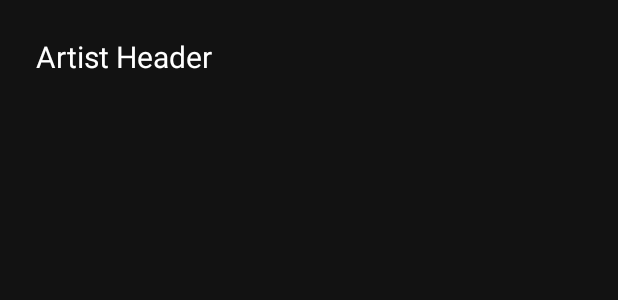
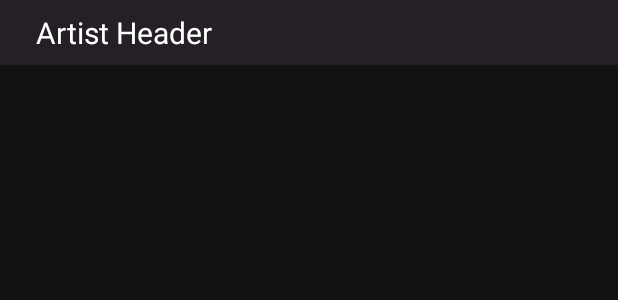
Before and after one commit to Sammy-T/CloudPlayer, an Android app: the layout artist_header_item.xml on its own in the app's theme, with its tools: preview values and no code run, on a phone screen of 412 x 824 dp. Shown: the top 300 px of the screen. Run offline under Robolectric (Android 15) with nearby library versions, the phone set to English and light mode, and no system bars.

Commit message:
Added Sticky Headers & view switcher animation to Artist fragment

```diff
--- a/app/build.gradle
+++ b/app/build.gradle
@@ -30,17 +30,20 @@ dependencies {
     implementation 'androidx.appcompat:appcompat:1.0.2'
     implementation 'androidx.constraintlayout:constraintlayout:1.1.3'
     implementation 'androidx.recyclerview:recyclerview:1.0.0'
-    implementation 'androidx.media2:media2-exoplayer:1.0.0-rc01'
+//    implementation 'androidx.media2:media2-exoplayer:1.0.0-rc01'
+    implementation 'androidx.media2:media2-exoplayer:1.0.0-rc02'
     implementation 'androidx.legacy:legacy-support-v4:1.0.0'
     implementation "com.google.android.material:material:1.1.0-alpha09"
 
     implementation 'com.squareup.picasso:picasso:2.71828'
     implementation 'com.github.bogerchan:Nier-Visualizer:v0.1.3'
+    implementation 'com.github.qiujayen:sticky-layoutmanager:1.0.1'
 
     implementation 'androidx.vectordrawable:vectordrawable:1.0.1'
     implementation 'androidx.navigation:navigation-fragment:2.0.0'
     implementation 'androidx.navigation:navigation-ui:2.0.0'
     implementation 'androidx.lifecycle:lifecycle-extensions:2.0.0'
+
     testImplementation 'junit:junit:4.12'
     androidTestImplementation 'com.android.support.test:runner:1.0.2'
     androidTestImplementation 'com.android.support.test.espresso:espresso-core:3.0.2'
--- a/app/src/main/res/layout/artist_header_item.xml
+++ b/app/src/main/res/layout/artist_header_item.xml
@@ -4,6 +4,9 @@
     android:id="@+id/artist_header_item_title"
     android:layout_width="match_parent"
     android:layout_height="wrap_content"
-    android:padding="24dp"
+    android:padding="8dp"
+    android:paddingStart="24dp"
+    android:paddingEnd="24dp"
+    android:background="@color/colorHeader"
     android:textSize="20sp"
     android:text="Artist Header" />
--- a/app/src/main/res/layout/artist_item.xml
+++ b/app/src/main/res/layout/artist_item.xml
@@ -4,6 +4,7 @@
     android:id="@+id/artist_item"
     android:layout_width="match_parent"
     android:layout_height="wrap_content"
+    android:layout_marginBottom="6dp"
     android:orientation="horizontal"
     android:gravity="center">
     <ImageView
--- a/app/src/main/res/layout/artists_content_selection.xml
+++ b/app/src/main/res/layout/artists_content_selection.xml
@@ -28,7 +28,7 @@
         android:layout_width="wrap_content"
         android:layout_height="wrap_content"
         android:orientation="horizontal"
-        app:layout_constraintGuide_percent="0.25" />
+        app:layout_constraintGuide_percent="0.40" />
     <androidx.recyclerview.widget.RecyclerView
         android:id="@+id/artist_track_recycler"
         android:layout_width="match_parent"
--- a/app/src/main/res/values/colors.xml
+++ b/app/src/main/res/values/colors.xml
@@ -13,4 +13,5 @@
     <color name="colorBgLight">#404040</color>
     <color name="colorText">#FFFFFF</color>
     <color name="colorTextMenu">#CCCCCC</color>
+    <color name="colorHeader">#251f26</color>
 </resources>
```
Also changed, not shown: app/src/main/java/sammyt/cloudplayer/ui/artists/ArtistsAdapter.java (+9 -5 lines), app/src/main/java/sammyt/cloudplayer/ui/artists/ArtistsFragment.java (+11 -1 lines).
